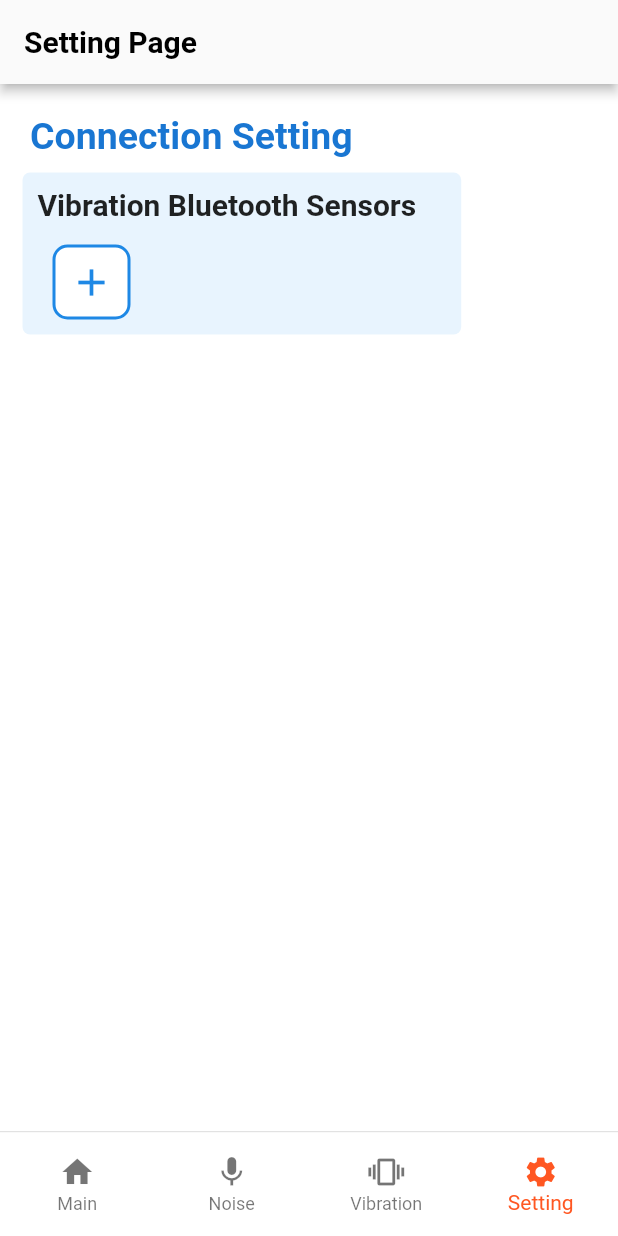
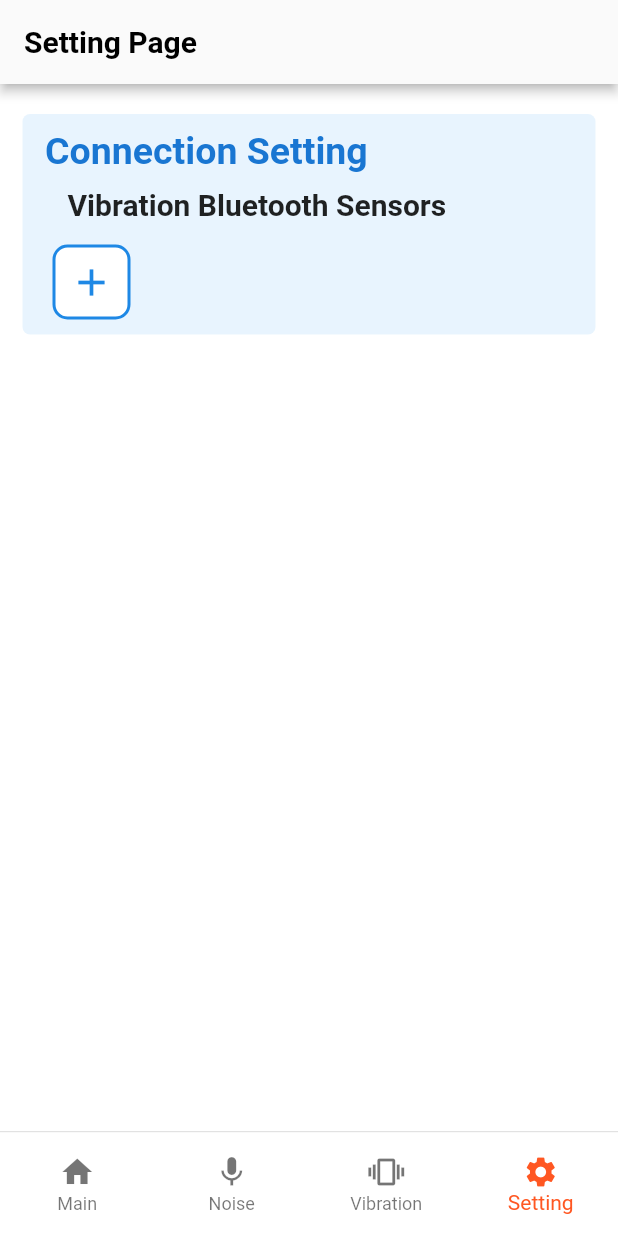
Before and after one commit to jhkim0122/NVMA, a Flutter app: the screen it shows after launch, swiped to page 4, on a phone screen of 412 x 824 dp. Run offline on Flutter 3.47's test engine with Material 2 defaults, Android fonts, the phone set to English and light mode, and no system bars; our stand-ins replace bot_toast, charts_flutter, flutter_bluetooth_serial, permission_handler, syncfusion_flutter_gauges; missing offline and left inert: mic_stream, smart_signal_processing.

Commit message:
[chore] Modified setting page UI

```diff
--- a/lib/pages/SettingPage.dart
+++ b/lib/pages/SettingPage.dart
@@ -35,19 +35,20 @@ class _SettingPageState extends State<SettingPage> {
       child: Column(
         crossAxisAlignment: CrossAxisAlignment.start,
         children:[
-          Padding(
-              padding: const EdgeInsets.only(top:20, left:20),
-              child: Align(
-                alignment: Alignment.centerLeft,
-                child:Text("Connection Setting", style: TextStyle(color:Colors.blue.shade700, fontWeight: FontWeight.w700, fontSize:25))
-              )
-          ),
+          const SizedBox(height:10),
           getCard(
             Column(
               crossAxisAlignment: CrossAxisAlignment.start,
               children: [
+                Padding(
+                    padding: const EdgeInsets.only(left:5, bottom:10),
+                    child: Align(
+                        alignment: Alignment.centerLeft,
+                        child:Text("Connection Setting", style: TextStyle(color:Colors.blue.shade700, fontWeight: FontWeight.w700, fontSize:25))
+                    )
+                ),
                 const Padding(
-                  padding:EdgeInsets.only(bottom:5, right: 20),
+                  padding:EdgeInsets.only(bottom:5, right: 20, left:20),
                   child: Text("Vibration Bluetooth Sensors", style: TextStyle(fontSize:20, fontWeight: FontWeight.bold)),),
                 SingleChildScrollView(
                   padding: const EdgeInsets.only(left:10),
```
